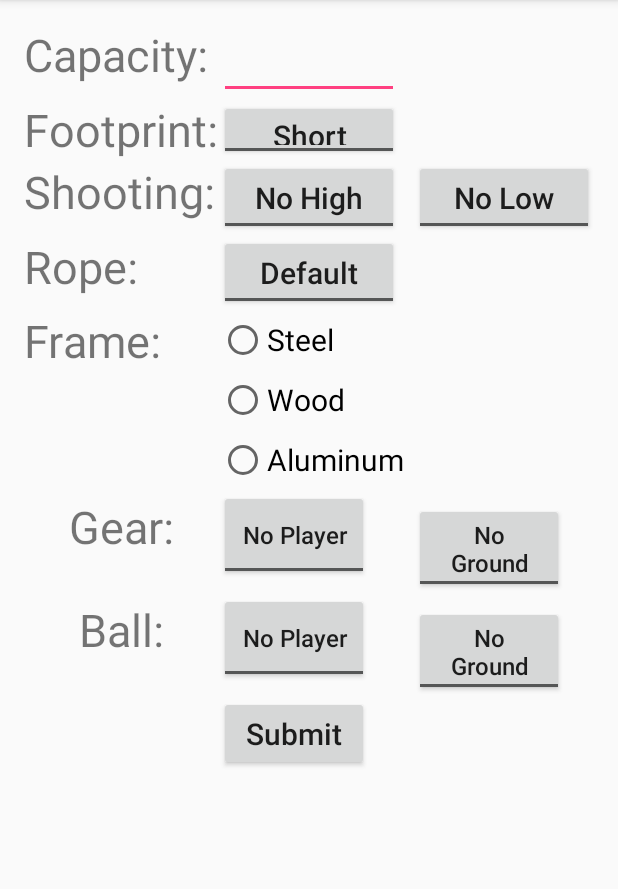
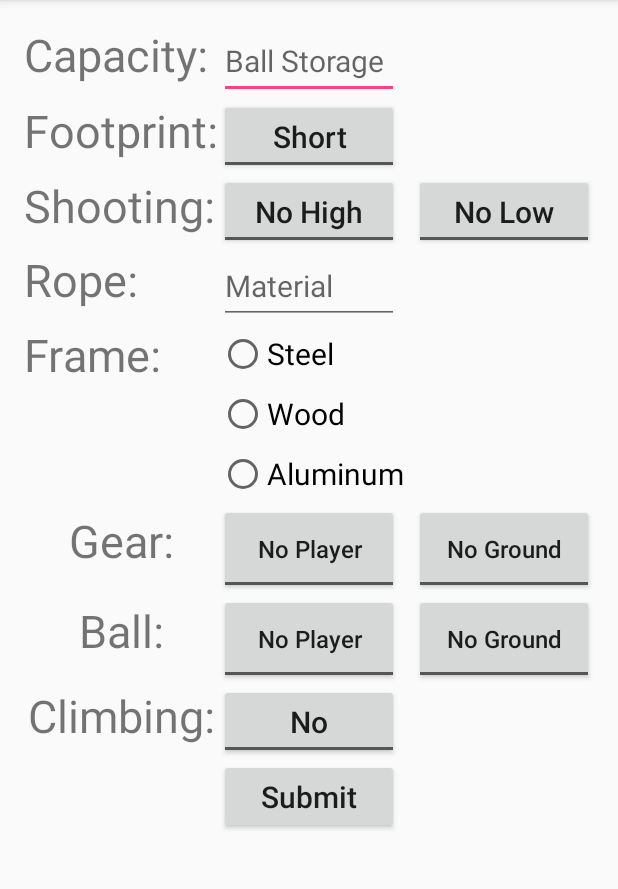
Before and after one commit to RoboRebelsScouting/PitScouting2017, an Android app: the SecondActivity screen opened directly, with no data from a screen before it, after a tap on "Submit", on a phone screen of 412 x 824 dp, the part 84-973 px from its top. Run offline under Robolectric (Android 15) with nearby library versions, the phone set to English and light mode, and no system bars.

Commit message:
Version 1.4 :monkey:
Features:
-Auto Event selection by date
-Rope is a Typed text field for the material of the rope
-Added "-pit" at end of file name and "-" between the parts of the file
name
-Fixed the second page
-Reformatting due to new fields

```diff
--- a/PitScoutingApp2017/app/src/main/java/com/example/elmhursts20/pitscoutingapp2017/InfoStorage.java
+++ b/PitScoutingApp2017/app/src/main/java/com/example/elmhursts20/pitscoutingapp2017/InfoStorage.java
@@ -42,15 +42,20 @@ public class InfoStorage {
     private String scout;
     public int team;
     private String event;
+    public boolean climb;
     public Frame frame;
     public Shooting shooting;
     public Ball ball;
     public Gear gear;
-    public boolean customRope;
+    public String ropeMaterial;
     public int ballCapacity;
     public boolean tallFrame;
 
     public InfoStorage() {
+        scout = "";
+        team = 0;
+        event = "";
+        frame = null;
     }
 
     public File getAlbumStorageDir(String albumName) {
@@ -68,7 +73,7 @@ public class InfoStorage {
     }
 
     public void csvCreate(Activity theActivity) {
-        String fileName= this.event + "," + this.team + "," + this.scout + ".csv";
+        String fileName= this.event + "-" + this.team + "-" + this.scout + "-pit.csv";
 
         File directory = getAlbumStorageDir("/FRC2017");
         File file = new File(directory,fileName);
@@ -76,7 +81,7 @@ public class InfoStorage {
             FileWriter writer = new FileWriter(file);
             writer.write(this.event + "," + this.team + "," + this.scout + "," + this.ballCapacity + ","
                     + this.tallFrame + "," + this.shooting.toString() + "," + this.gear.toString()
-                    + "," + this.ball.toString() + "," + this.customRope + "," + this.frame.toString() + "\n");
+                    + "," + this.ball.toString() + "," + this.ropeMaterial + "," + this.frame.toString() + this.climb);
             writer.close();
             Intent intent = new Intent();
             intent.setAction(Intent.ACTION_SEND);
--- a/PitScoutingApp2017/app/src/main/java/com/example/elmhursts20/pitscoutingapp2017/SecondActivity.java
+++ b/PitScoutingApp2017/app/src/main/java/com/example/elmhursts20/pitscoutingapp2017/SecondActivity.java
@@ -26,6 +26,7 @@ public class SecondActivity extends AppCompatActivity {
     }
     public void submit(View view) {
         EditText ballCap = (EditText) findViewById(R.id.ballCapacity);
+        EditText ropeMaterial = (EditText) findViewById(R.id.rope);
         ToggleButton footprint = (ToggleButton) findViewById(R.id.footPrint);
         ToggleButton shootLow = (ToggleButton) findViewById(R.id.shootLow);
         ToggleButton shootHigh = (ToggleButton) findViewById(R.id.shootHigh);
@@ -35,13 +36,17 @@ public class SecondActivity extends AppCompatActivity {
         ToggleButton gearGround = (ToggleButton) findViewById(R.id.groundGear);
         ToggleButton ballPlayer = (ToggleButton) findViewById(R.id.playerBall);
         ToggleButton ballGround = (ToggleButton) findViewById(R.id.groundBall);
+        ToggleButton canClimb = (ToggleButton) findViewById(R.id.canClimb);
 
         if (ballCap.getText().toString().equals("")) {
             Toast.makeText(getApplicationContext(), "Type in the ball capacity", Toast.LENGTH_LONG).show();
-        }
+        } else if (ropeMaterial.getText().toString().equals("")) {
+            Toast.makeText(getApplicationContext(), "Type in the rope material", Toast.LENGTH_LONG).show();
+        } else {
 
             Main.infoStorage.ballCapacity = Integer.parseInt(ballCap.getText().toString());
             Main.infoStorage.tallFrame = footprint.isChecked();
+            Main.infoStorage.climb = canClimb.isChecked();
             if (shootLow.isChecked() && shootHigh.isChecked()) {
                 Main.infoStorage.shooting = InfoStorage.Shooting.both;
             } else if (shootLow.isChecked()) {
@@ -78,6 +83,7 @@ public class SecondActivity extends AppCompatActivity {
             }
             Main.infoStorage.csvCreate(this);
         }
+    }
     @Override
     protected void onActivityResult(int requestCode, int resultCode, Intent data) {
         Intent intent = new Intent(this, FirstActivity.class);
--- a/PitScoutingApp2017/app/src/main/res/layout/activity_second.xml
+++ b/PitScoutingApp2017/app/src/main/res/layout/activity_second.xml
@@ -31,20 +31,7 @@
         android:textSize="30sp"
         android:layout_row="2"
         android:layout_column="0" />
-    <TextView
-        android:layout_width="130dp"
-        android:layout_height="40dp"
-        android:text="Rope:"
-        android:textSize="30sp"
-        android:layout_row="3"
-        android:layout_column="0" />
-    <TextView
-        android:layout_width="130dp"
-        android:layout_height="40dp"
-        android:text="Frame:"
-        android:textSize="30sp"
-        android:layout_row="4"
-        android:layout_column="0" />
+
     <TextView
         android:layout_width="130dp"
         android:layout_height="40dp"
@@ -60,8 +47,15 @@
         android:text="Ball:"
         android:textSize="30sp"
         android:layout_row="6"
-        android:layout_column="0"
-        android:id="@+id/textView" />
+        android:layout_column="0" />
+    <TextView
+        android:layout_width="130dp"
+        android:layout_height="40dp"
+        android:textAlignment="center"
+        android:text="Climbing:"
+        android:textSize="30sp"
+        android:layout_row="7"
+        android:layout_column="0" />
 
     <EditText
         android:id="@+id/ballCapacity"
@@ -69,12 +63,13 @@
         android:layout_width="120dp"
         android:layout_height="50dp"
         android:textSize="20sp"
+        android:hint="Ball Storage"
         android:layout_row="0"
         android:layout_column="1" />
     <ToggleButton
         android:id="@+id/footPrint"
         android:layout_width="120dp"
-        android:layout_height="40dp"
+        android:layout_height="50dp"
         android:textOn="Tall"
         android:textOff="Short"
         android:textSize="20sp"
@@ -131,7 +126,7 @@
         android:id="@+id/groundGear"
         android:textOn="Ground"
         android:textOff="No Ground"
-        android:layout_width="100dp"
+        android:layout_width="120dp"
         android:layout_height="60dp"
         android:textSize="16sp"
         android:textAllCaps="false"
@@ -141,7 +136,7 @@
         android:id="@+id/playerBall"
         android:textOn="Player"
         android:textOff="No Player"
-        android:layout_width="100dp"
+        android:layout_width="120dp"
         android:layout_height="60dp"
         android:textSize="16sp"
         android:textAllCaps="false"
@@ -152,7 +147,7 @@
         android:textOn="Ground"
         android:textOff="No Ground"
         android:textAllCaps="false"
-        android:layout_width="100dp"
+        android:layout_width="120dp"
         android:layout_height="60dp"
         android:textSize="16sp"
         android:layout_row="6"
@@ -163,7 +158,7 @@
         android:textOn="Player"
         android:textOff="No Player"
         android:textAllCaps="false"
-        android:layout_width="100dp"
+        android:layout_width="120dp"
         android:layout_height="60dp"
         android:textSize="16sp"
         android:layout_row="5"
@@ -174,10 +169,10 @@
         android:text="Submit"
         android:textAllCaps="false"
         android:onClick="submit"
-        android:layout_width="100dp"
+        android:layout_width="120dp"
         android:layout_height="50dp"
         android:textSize="20sp"
-        android:layout_row="7"
+        android:layout_row="8"
         android:layout_column="1"/>
 
     <Button
@@ -185,20 +180,47 @@
         android:text="Photo"
         android:textAllCaps="false"
         android:onClick="toPhoto"
-        android:layout_width="100dp"
+        android:layout_width="120dp"
         android:layout_height="50dp"
         android:textSize="20sp"
-        android:layout_row="7"
+        android:layout_row="8"
         android:layout_column="3"/>
 
-    <ToggleButton
+    <EditText
         android:id="@+id/rope"
         android:layout_width="120dp"
         android:layout_height="50dp"
-        android:textOn="Custom"
-        android:textOff="Default"
-        android:textAllCaps="false"
+        android:digits="abcdefghijklmnopqrstuvwxyzABCDEFGHIJKLMNOPQRSTUVWXYZ"
+        android:inputType="textPersonName"
+        android:hint="Material"
         android:textSize="20sp"
         android:layout_row="3"
         android:layout_column="1" />
+
+    <TextView
+        android:layout_width="130dp"
+        android:layout_height="40dp"
+        android:text="Rope:"
+        android:textSize="30sp"
+        android:layout_row="3"
+        android:layout_column="0" />
+
+    <ToggleButton
+        android:id="@+id/canClimb"
+        android:layout_width="120dp"
+        android:layout_height="50dp"
+        android:textOn="Yes"
+        android:textOff="No"
+        android:textSize="20sp"
+        android:layout_row="7"
+        android:textAllCaps="false"
+        android:layout_column="1" />
+
+    <TextView
+        android:layout_width="130dp"
+        android:layout_height="40dp"
+        android:text="Frame:"
+        android:textSize="30sp"
+        android:layout_row="4"
+        android:layout_column="0" />
 </GridLayout>
```
Also changed, not shown: PitScoutingApp2017/app/src/main/java/com/example/elmhursts20/pitscoutingapp2017/FirstActivity.java (+30 -1 lines), PitScoutingApp2017/app/src/main/res/layout/activity_first.xml (+12 -10 lines), PitScoutingApp2017/app/src/main/res/drawable/match.png (added). Lines whose indentation alone changed are shown as unchanged.
